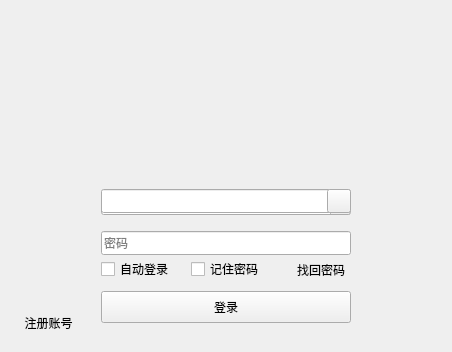
Qt form LoginWidget.ui (NoHearting/MySelfQQ_v2) before a commit.
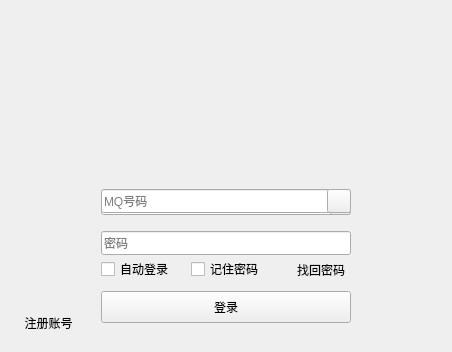
The same form after that commit. Icons and pictures are not drawn. Custom widgets are drawn as their Qt base class.

Patch:
```diff
--- a/LoginWidget.ui
+++ b/LoginWidget.ui
@@ -290,6 +290,15 @@
          <height>24</height>
         </rect>
        </property>
+       <property name="toolTip">
+        <string>请输入账号</string>
+       </property>
+       <property name="inputMask">
+        <string/>
+       </property>
+       <property name="placeholderText">
+        <string>MQ号码</string>
+       </property>
       </widget>
       <widget class="QPushButton" name="pushButtonDropDown">
        <property name="geometry">
```
